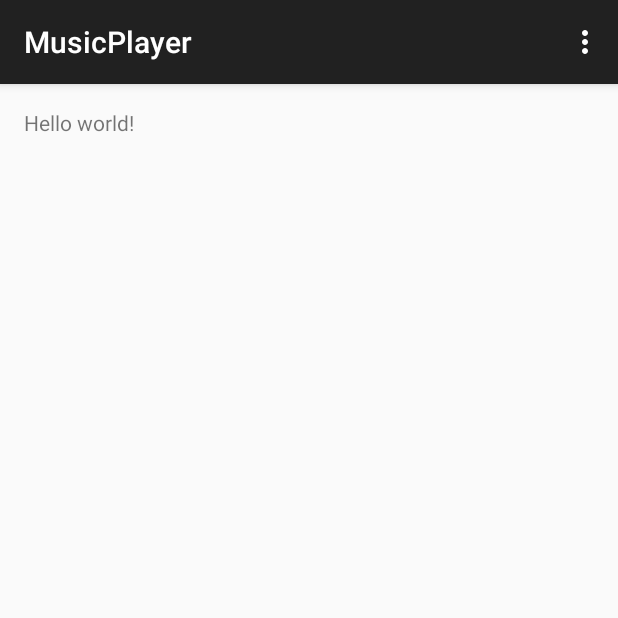
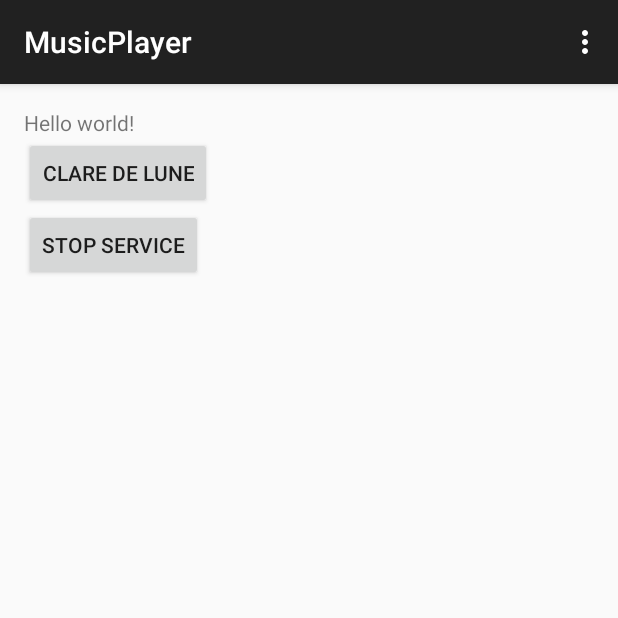
Before and after one commit to eldeveloper13/music_player_android, an Android app: the screen it shows after launch (MainActivity), on a phone screen of 412 x 824 dp, the top half of it. Run offline under Robolectric (Android 15) with nearby library versions, the phone set to English and light mode, and no system bars.

Commit message:
EricL - Add service to play and stop music from raw file

```diff
--- a/app/src/main/java/com/google/eldeveloper13/musicplayer/MainActivity.java
+++ b/app/src/main/java/com/google/eldeveloper13/musicplayer/MainActivity.java
@@ -1,9 +1,12 @@
 package com.google.eldeveloper13.musicplayer;
 
+import android.content.Intent;
+import android.os.Bundle;
 import android.support.v7.app.AppCompatActivity;
-import android.os.Bundle;
 import android.view.Menu;
 import android.view.MenuItem;
+import android.view.View;
+import android.widget.Button;
 
 public class MainActivity extends AppCompatActivity {
 
@@ -11,6 +14,24 @@ public class MainActivity extends AppCompatActivity {
     protected void onCreate(Bundle savedInstanceState) {
         super.onCreate(savedInstanceState);
         setContentView(R.layout.activity_main);
+        Button button1 = (Button) findViewById(R.id.button1);
+        button1.setOnClickListener(new View.OnClickListener() {
+            @Override
+            public void onClick(View v) {
+                Intent musicServiceIntent = new Intent(MainActivity.this, MusicPlayerService.class);
+                musicServiceIntent.setAction(MusicPlayerService.ACTION_PLAY);
+                startService(musicServiceIntent);
+            }
+        });
+
+        Button btnStop = (Button) findViewById(R.id.btn_stop);
+        btnStop.setOnClickListener(new View.OnClickListener() {
+            @Override
+            public void onClick(View v) {
+                Intent musicServiceIntent = new Intent(MainActivity.this, MusicPlayerService.class);
+                stopService(musicServiceIntent);
+            }
+        });
     }
 
     @Override
--- a/app/src/main/res/layout/activity_main.xml
+++ b/app/src/main/res/layout/activity_main.xml
@@ -1,11 +1,27 @@
-<RelativeLayout xmlns:android="http://schemas.android.com/apk/res/android"
-    xmlns:tools="http://schemas.android.com/tools" android:layout_width="match_parent"
-    android:layout_height="match_parent" android:paddingLeft="@dimen/activity_horizontal_margin"
+<LinearLayout xmlns:android="http://schemas.android.com/apk/res/android"
+    xmlns:tools="http://schemas.android.com/tools"
+    android:layout_width="match_parent"
+    android:layout_height="match_parent"
+    android:orientation="vertical"
+    android:paddingBottom="@dimen/activity_vertical_margin"
+    android:paddingLeft="@dimen/activity_horizontal_margin"
     android:paddingRight="@dimen/activity_horizontal_margin"
     android:paddingTop="@dimen/activity_vertical_margin"
-    android:paddingBottom="@dimen/activity_vertical_margin" tools:context=".MainActivity">
+    tools:context=".MainActivity">
 
-    <TextView android:text="@string/hello_world" android:layout_width="wrap_content"
-        android:layout_height="wrap_content" />
+    <TextView
+        android:layout_width="wrap_content"
+        android:layout_height="wrap_content"
+        android:text="@string/hello_world" />
 
-</RelativeLayout>
+    <Button
+        android:id="@+id/button1"
+        android:layout_width="wrap_content"
+        android:layout_height="wrap_content"
+        android:text="Clare de Lune" />
+    <Button
+        android:id="@+id/btn_stop"
+        android:layout_width="wrap_content"
+        android:layout_height="wrap_content"
+        android:text="Stop Service"/>
+</LinearLayout>
```
Also changed, not shown: app/src/main/AndroidManifest.xml (+9 -0 lines), app/src/main/java/com/google/eldeveloper13/musicplayer/MusicPlayerService.java (added, +53 -0 lines), 1 other file.
